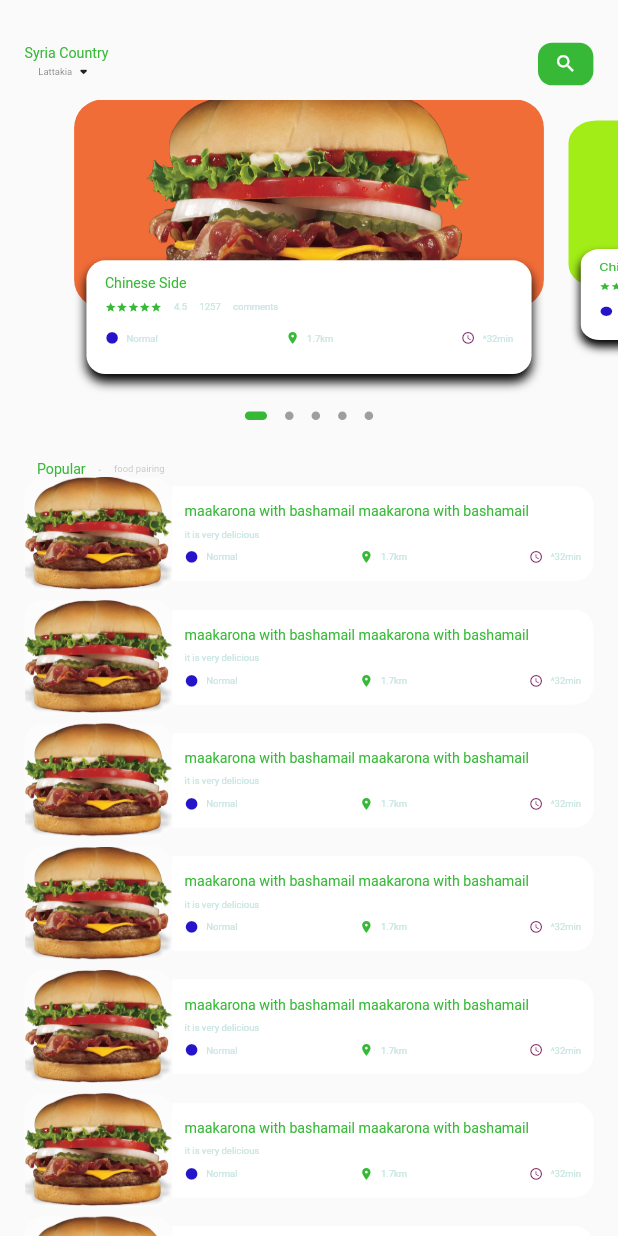
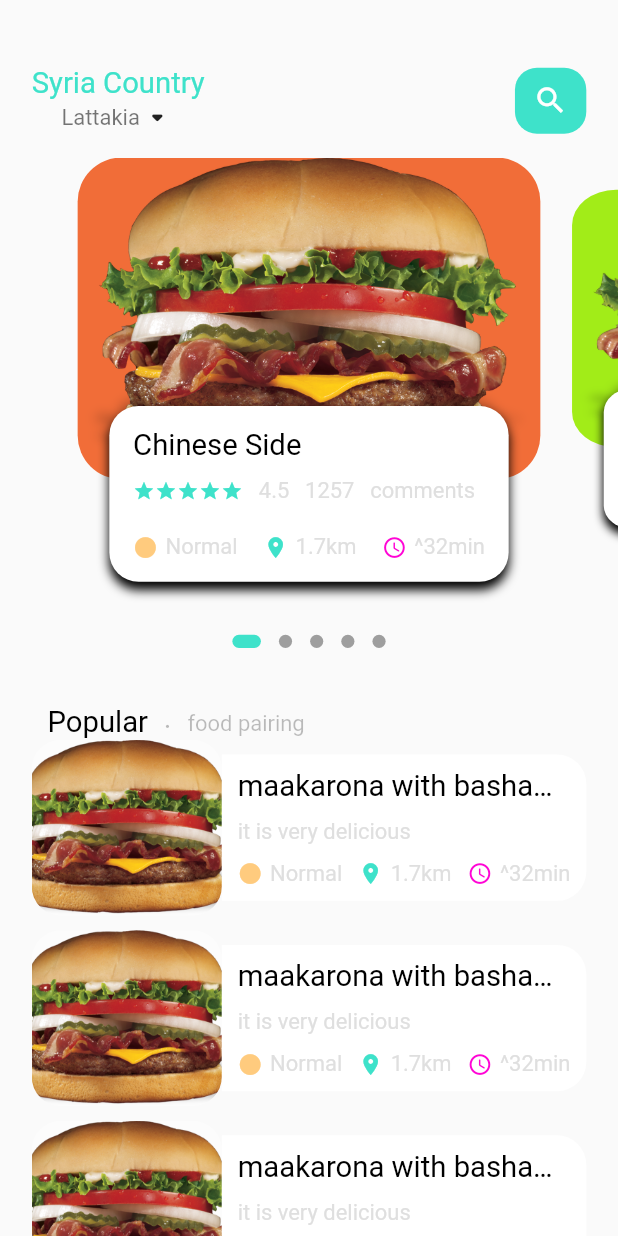
Before and after one commit to mahmodDAHOL/delivery-mobile-app, a Flutter app: the screen it shows after launch, on a phone screen of 412 x 824 dp. Run offline on Flutter 3.47's test engine with Material 2 defaults, Android fonts, the phone set to English and light mode, and no system bars; drawn by our look-alikes of dots_indicator; our stand-ins replace get.

Commit message:
edit some colors ,text and icon size

```diff
--- a/lib/main.dart
+++ b/lib/main.dart
@@ -1,5 +1,6 @@
 import 'package:flutter/material.dart';
-import 'package:untitled/home/main_food_page.dart';
+import 'package:get/get_navigation/src/root/get_material_app.dart';
+import 'package:untitled/pages/home/main_food_page.dart';
 
 void main() {
   runApp(const MyApp());
@@ -11,7 +12,7 @@ class MyApp extends StatelessWidget {
   // This widget is the root of your application.
   @override
   Widget build(BuildContext context) {
-    return const MaterialApp(
+    return const GetMaterialApp(
       debugShowCheckedModeBanner: false,
       title: "flutter Demo",
       home: MainFoodPage(),
--- a/lib/home/food_page_body.dart
+++ b/lib/pages/home/food_page_body.dart
@@ -217,8 +217,8 @@ class _FoodPageBodyState extends State<FoodPageBody> {
           child: Container(
             height: Dimensions.pageViewTextContainer,
             margin: EdgeInsets.only(
-                left: Dimensions.width20,
-                right: Dimensions.width20,
+                left: Dimensions.width30,
+                right: Dimensions.width30,
                 bottom: Dimensions.height30),
             decoration: BoxDecoration(
                 borderRadius: BorderRadius.circular(Dimensions.radius20),
@@ -249,7 +249,7 @@ class _FoodPageBodyState extends State<FoodPageBody> {
                             (index) => Icon(
                                   Icons.star,
                                   color: AppColors.mainColor,
-                                  size: Dimensions.icon12,
+                                  size: Dimensions.icon15,
                                 )),
                       ),
                       SizedBox(
--- a/lib/home/main_food_page.dart
+++ b/lib/pages/home/main_food_page.dart
@@ -1,4 +1,3 @@
-import 'package:flutter/cupertino.dart';
 import 'package:flutter/material.dart';
 import 'package:untitled/utils/colors.dart';
 import 'package:untitled/utils/dimensions.dart';
--- a/lib/utils/colors.dart
+++ b/lib/utils/colors.dart
@@ -2,8 +2,8 @@ import 'package:flutter/cupertino.dart';
 
 class AppColors {
   static final Color textColor = const Color(0xFFccc7c5);
-  static final Color mainColor = const Color(0xFF37B937);
+  static final Color mainColor = const Color(0xFF3EE2CA);
 
-  static final Color iconColor = const Color(0xFF2614CA);
-  static final Color iconColor2 = const Color(0xFF6B094E);
+  static final Color iconColor = const Color(0xFFFFCB7E);
+  static final Color iconColor2 = const Color(0xFFFF04D5);
 }
--- a/lib/utils/dimensions.dart
+++ b/lib/utils/dimensions.dart
@@ -1,10 +1,10 @@
 import 'package:get/get.dart';
 
 class Dimensions {
-  // static double screenHeight = Get.context!.height;
-  // static double screenWidth = Get.context!.width;
-  static double screenHeight = 533.3;
-  static double screenWidth = 320;
+  static double screenHeight = Get.context!.height;
+  static double screenWidth = Get.context!.width;
+  // static double screenHeight = 533.3;
+  // static double screenWidth = 320;
 
   static double pageView = screenHeight / 2.64;
   static double pageViewContainere = screenHeight / 3.84;
@@ -37,6 +37,7 @@ class Dimensions {
 
   static double icon12 = screenHeight / 70.33;
   static double icon15 = screenHeight / 56.26;
+  static double icon17 = screenHeight / 49.64;
   static double icon24 = screenHeight / 35.16;
 
   static double radius5 = screenHeight / 168.8;
--- a/lib/utils/widgets/big_text.dart
+++ b/lib/utils/widgets/big_text.dart
@@ -10,7 +10,7 @@ class BigText extends StatelessWidget {
 
   BigText(
       {Key? key,
-      this.color = const Color(0xFF37B937),
+      this.color = const Color(0xFF000000),
       required this.text,
       this.size = 0,
       this.overflow = TextOverflow.ellipsis})
@@ -24,7 +24,7 @@ class BigText extends StatelessWidget {
       overflow: overflow,
       style: TextStyle(
           fontFamily: "Roboto",
-          fontSize: size == 0 ? Dimensions.font15 : size,
+          fontSize: size == 0 ? Dimensions.font20 : size,
           color: color,
           fontWeight: FontWeight.w400),
     );
--- a/lib/utils/widgets/icon_and_text.dart
+++ b/lib/utils/widgets/icon_and_text.dart
@@ -19,7 +19,7 @@ class IconAndTextWidget extends StatelessWidget {
       children: [
         Icon(
           icon,
-          size: Dimensions.icon15,
+          size: Dimensions.icon17,
           color: iconColor,
         ),
         SizedBox(
--- a/lib/utils/widgets/small_text.dart
+++ b/lib/utils/widgets/small_text.dart
@@ -9,7 +9,7 @@ class SmallText extends StatelessWidget {
 
   SmallText({
     Key? key,
-    this.color = const Color(0xFFC8E6E2),
+    this.color = const Color(0xFFDFDFDF),
     required this.text,
     this.size = 0,
     this.height = 1.2,
@@ -21,7 +21,7 @@ class SmallText extends StatelessWidget {
       text,
       style: TextStyle(
           fontFamily: "Roboto",
-          fontSize: size == 0 ? Dimensions.font10 : size,
+          fontSize: size == 0 ? Dimensions.font15 : size,
           color: color,
           fontWeight: FontWeight.w400,
           height: height),
```
